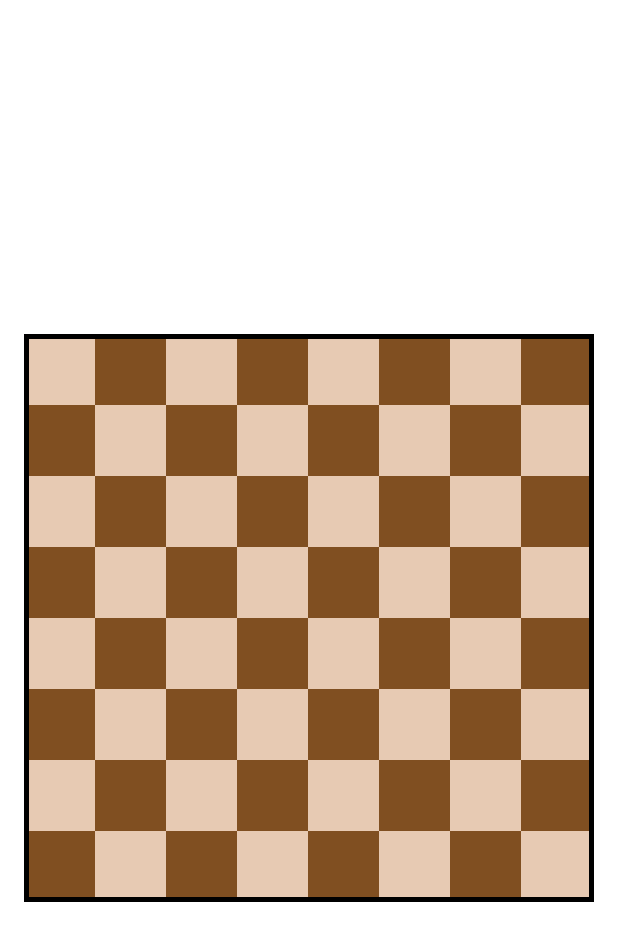
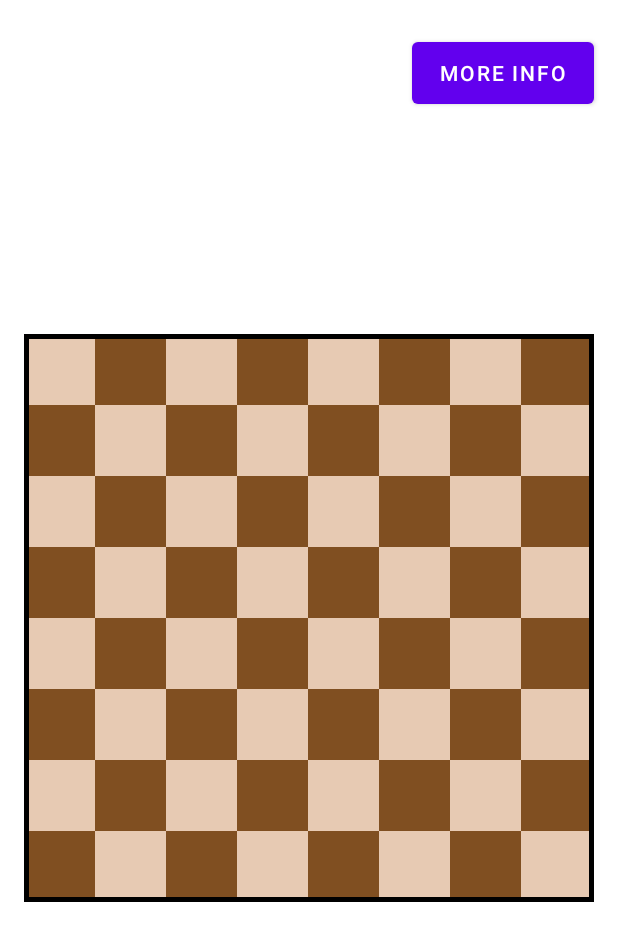
Before and after one commit to JoaoAssuncao111/PDM-2122i-LI5X-G02, an Android app: the layout activity_main.xml on its own in the app's theme, with its tools: preview values and no code run, on a phone screen of 412 x 824 dp. Shown: the top 941 px of the screen. Run offline under Robolectric (Android 15) with nearby library versions, the phone set to English and light mode, and no system bars.

Commit message:
Started implementing multiple activity funcionality

```diff
--- a/assignments/Chess4Android/app/src/main/java/pt/isel/pdm/chess4android/MainActivityViewModel.kt
+++ b/assignments/Chess4Android/app/src/main/java/pt/isel/pdm/chess4android/MainActivityViewModel.kt
@@ -102,7 +102,7 @@ class MainActivityViewModel(
                 .baseUrl("https://lichess.org/api/puzzle/daily")
                 .addConverterFactory(GsonConverterFactory.create())
                 .build()
-                .create(DailyPuzzleService::class.java)
+                .create(LichessAPI::class.java)
         }
 
         */
--- a/assignments/Chess4Android/app/src/main/res/layout/activity_main.xml
+++ b/assignments/Chess4Android/app/src/main/res/layout/activity_main.xml
@@ -5,6 +5,7 @@
     android:layout_width="match_parent"
     android:layout_height="match_parent"
     tools:context=".MainActivity">
+
 
     <pt.isel.pdm.chess4android.views.BoardView
         android:id="@+id/boardView"
@@ -17,5 +18,19 @@
         app:layout_constraintStart_toStartOf="parent"
         app:layout_constraintTop_toTopOf="parent">
 
+
     </pt.isel.pdm.chess4android.views.BoardView>
+
+    <Button
+        android:id="@+id/about_button"
+        android:layout_width="121dp"
+        android:layout_height="53dp"
+        android:text="More Info"
+        app:layout_constraintBottom_toTopOf="@+id/boardView"
+        app:layout_constraintEnd_toEndOf="parent"
+        app:layout_constraintHorizontal_bias="0.944"
+        app:layout_constraintStart_toStartOf="parent"
+        app:layout_constraintTop_toTopOf="parent"
+        app:layout_constraintVertical_bias="0.129" />
+
 </androidx.constraintlayout.widget.ConstraintLayout>
--- a/assignments/Chess4Android/app/src/main/res/menu/author_information_activity.xml
+++ /dev/null
@@ -1,4 +0,0 @@
-<?xml version="1.0" encoding="utf-8"?>
-<menu xmlns:android="http://schemas.android.com/apk/res/android">
-
-</menu>
--- a/assignments/Chess4Android/app/src/main/res/values/strings.xml
+++ b/assignments/Chess4Android/app/src/main/res/values/strings.xml
@@ -1,3 +1,4 @@
 <resources>
-    <string name="app_name">Chess4Android</string>
+    <string name="app_name">ChessRoyale</string>
+    <string name="fetch_button_text">Get daily puzzle</string>
 </resources>
```
Also changed, not shown: assignments/Chess4Android/app/src/main/AndroidManifest.xml (+16 -5 lines), assignments/Chess4Android/app/src/main/java/pt/isel/pdm/chess4android/AboutActivity.kt (added, +14 -0 lines), assignments/Chess4Android/app/src/main/java/pt/isel/pdm/chess4android/InitialActivity.kt (+4 -4 lines), assignments/Chess4Android/app/src/main/java/pt/isel/pdm/chess4android/MainActivity.kt (+5 -9 lines), assignments/Chess4Android/app/src/main/res/layout/activity_about.xml (added, +18 -0 lines), assignments/Chess4Android/app/src/main/res/layout/activity_initial.xml (+17 -4 lines), assignments/Chess4Android/app/src/main/res/drawable/Lichess.jpeg (added), 1 other file.
